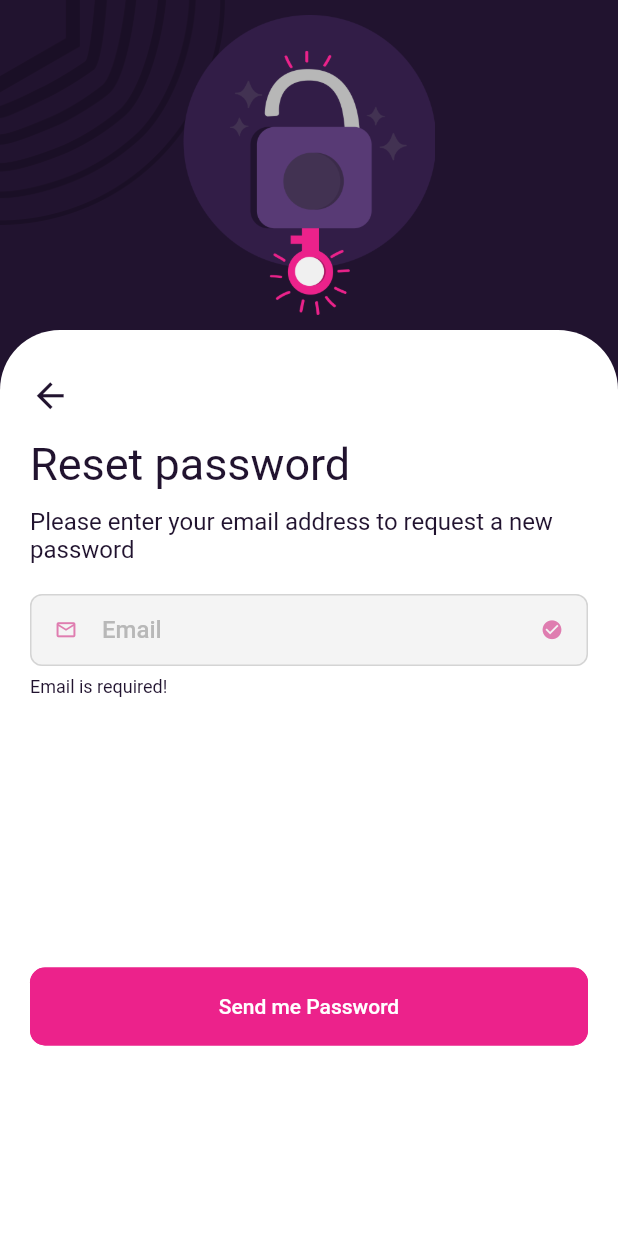
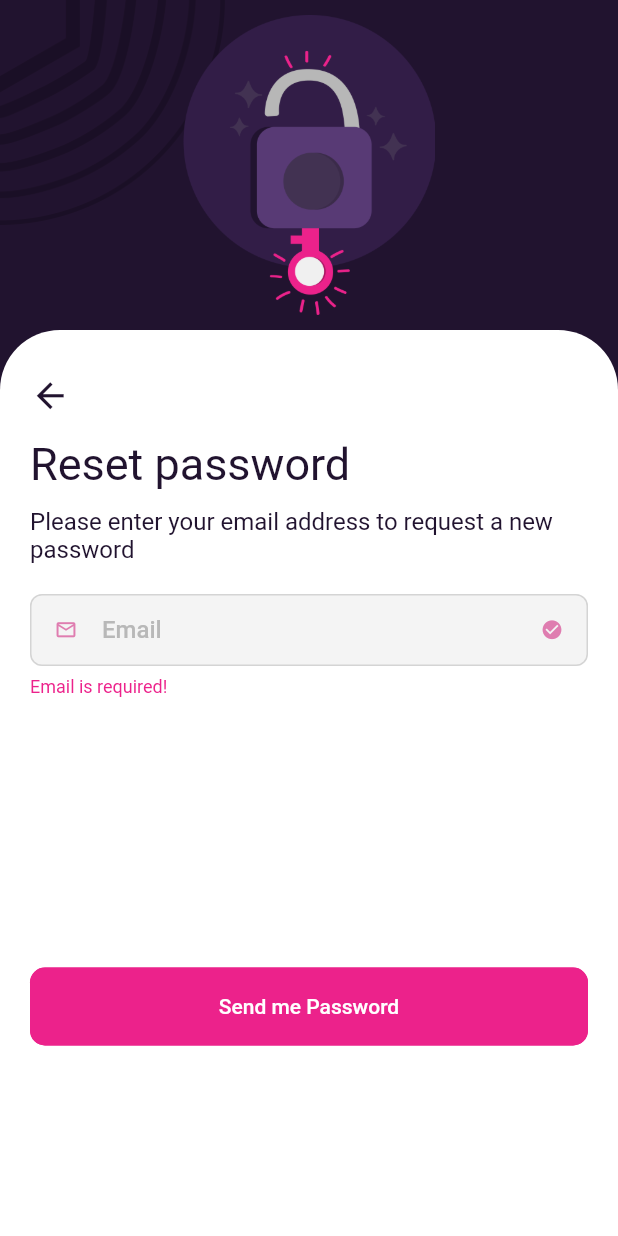
Before and after one commit to Ajaz-Agha/Sphere-vendor, a Flutter app: the ResetPasswordScreen screen opened by its route, after a tap on "Send me Password", on a phone screen of 412 x 824 dp. Run offline on Flutter 3.47's test engine with Material 2 defaults, Android fonts, the phone set to English and light mode, and no system bars; our stand-ins replace awesome_dialog, connectivity_plus, firebase_core, firebase_messaging, flutter_image_compress, flutter_local_notifications and 8 more; missing offline and left inert: flutter_google_places, google_api_headers, google_maps_webservice; accounts and stored records are empty; network calls fail; Roboto replaces fonts that are missing (Montserrat-Regular).

Commit message:
1.Resolve issues in multiple screens.

```diff
--- a/lib/controller/reset_password_screen_controller.dart
+++ b/lib/controller/reset_password_screen_controller.dart
@@ -15,37 +15,13 @@ class ResetPasswordScreenController extends GetxController{
   RxBool emailErrorVisible = RxBool(false);
   RxString emailErrorMsg = "".obs;
   FocusNode emailFocusNode = FocusNode();
-  TextEditingController firstOtpDigit = TextEditingController();
-  TextEditingController secondOtpDigit = TextEditingController();
-  TextEditingController thirdOtpDigit = TextEditingController();
-  TextEditingController fourthOtpDigit = TextEditingController();
 
-  FocusNode firstOtpFocusNode = FocusNode();
-  FocusNode secondOtpFocusNode = FocusNode();
-  FocusNode thirdOtpFocusNode = FocusNode();
-  FocusNode fourthOtpFocusNode = FocusNode();
-
-  RxBool otp1=true.obs,otp2=true.obs,otp3=true.obs,otp4=true.obs,otpWidgetVisible=false.obs,emailReadOnly=false.obs;
+  RxBool otpWidgetVisible=false.obs,emailReadOnly=false.obs;
 
   ForgotPasswordModel fPasswordModel=ForgotPasswordModel();
 
   String email='';
-
-  bool onTextChange(String value){
-    if(firstOtpDigit.text.length==1){
-      otp1.value=false;
-    }
-    if(secondOtpDigit.text.length==1){
-      otp2.value=false;
-    }
-    if(thirdOtpDigit.text.length==1){
-      otp3.value=false;
-    }
-    if(fourthOtpDigit.text.length==1){
-      otp4.value=false;
-    }
-    return false;
-  }
+  RxString otpCode=''.obs;
 
   bool emailValidation(String value) {
     if (value.trim() == "") {
@@ -65,14 +41,6 @@ class ResetPasswordScreenController extends GetxController{
   void removeAFieldsFocus() {
     if (emailFocusNode.hasFocus) {
       emailFocusNode.unfocus();
-    } else  if (firstOtpFocusNode.hasFocus) {
-      firstOtpFocusNode.unfocus();
-    } else if (secondOtpFocusNode.hasFocus) {
-      secondOtpFocusNode.unfocus();
-    } else if (thirdOtpFocusNode.hasFocus) {
-      thirdOtpFocusNode.unfocus();
-    }else if (fourthOtpFocusNode.hasFocus) {
-      fourthOtpFocusNode.unfocus();
     }
   }
   void onResetEmailTap() async{
@@ -107,11 +75,8 @@ class ResetPasswordScreenController extends GetxController{
   }
 
   Future<void> onVerify() async{
-    String otpCode='';
-    if(firstOtpDigit.text!='' && secondOtpDigit.text!='' && thirdOtpDigit.text!='' && fourthOtpDigit.text!='') {
-      otpCode = '${firstOtpDigit.text}${secondOtpDigit.text}${thirdOtpDigit
-          .text}${fourthOtpDigit.text}';
-        if (otpCode==fPasswordModel.code.toString()) {
+    if(otpCode.value!='') {
+        if (otpCode.value==fPasswordModel.code.toString()) {
           CustomDialogs().showMessageDialog(
             title: "Success",
             description: "Verified Successfully!",
@@ -119,14 +84,6 @@ class ResetPasswordScreenController extends GetxController{
             onOkBtnPressed: () => Get.offNamed(kChangePasswordScreen, arguments: fPasswordModel.email),
           );
         } else {
-          firstOtpDigit.clear();
-          secondOtpDigit.clear();
-          thirdOtpDigit.clear();
-          fourthOtpDigit.clear();
-          otp1.value = true;
-          otp2.value = true;
-          otp3.value = true;
-          otp4.value = true;
           CustomDialogs().showMessageDialog(
               title: "Alert",
               description: 'Invalid Code!',
--- a/lib/controller/vendor_home_screen_controller.dart
+++ b/lib/controller/vendor_home_screen_controller.dart
@@ -6,6 +6,7 @@ import 'package:sphere_vendor/utils/app_constants.dart';
 import 'package:sphere_vendor/web_services/promo_service.dart';
 import '../model/category_model.dart';
 import '../model/user_login_model.dart';
+import '../utils/common_code.dart';
 import '../utils/user_session_management.dart';
 import '../web_services/general_service.dart';
 
@@ -38,6 +39,7 @@ class VendorHomeScreenController extends GetxController{
   }
 
   Future<void> getCategory() async{
+    if(await CommonCode().checkInternetAccess()) {
       dynamic response=await GeneralService().getCategory();
       if(response is List<CategoryModel>){
         items.clear();
@@ -48,6 +50,10 @@ class VendorHomeScreenController extends GetxController{
         }
         getPromo();
       }
+    }else{
+      getUserFromSession();
+    }
+
   }
 
   Future<void> getPromo() async{
--- a/lib/screens/auth/change_password_screen.dart
+++ b/lib/screens/auth/change_password_screen.dart
@@ -81,7 +81,7 @@ class ChangePasswordScreen extends GetView<ChangePasswordScreenController>{
                 visible: controller.passwordErrorMsgVisibility.value,
                 child: Padding(
                   padding: const EdgeInsets.only(top: 3,bottom: 10),
-                  child: Text(controller.passwordTFErrorMsg.value,style: heading1(color: AppColors.primary,fontSize: 12),),
+                  child: Text(controller.passwordTFErrorMsg.value,style: heading1(color: AppColors.darkPink,fontSize: 12),),
                 ),
               ),
             ),
@@ -106,7 +106,7 @@ class ChangePasswordScreen extends GetView<ChangePasswordScreenController>{
                 visible: controller.confirmPasswordErrorMsgVisibility.value,
                 child: Padding(
                   padding: const EdgeInsets.only(top: 3,bottom: 20),
-                  child: Text(controller.confirmPasswordTFErrorMsg.value,style: heading1(color: AppColors.primary,fontSize: 12),),
+                  child: Text(controller.confirmPasswordTFErrorMsg.value,style: heading1(color: AppColors.darkPink,fontSize: 12),),
                 ),
               ),
             ),
--- a/lib/screens/auth/email_verification_screen.dart
+++ b/lib/screens/auth/email_verification_screen.dart
@@ -99,7 +99,7 @@ class EmailVerificationScreen extends GetView<EmailVerificationScreenController>
       //runs when a code is typed in
       onCodeChanged: (String code) {
       },
-      //runs when every textfield is filled
+      //runs when every text-field is filled
       onSubmit: (String verificationCode){
         controller.otpCode.value=verificationCode;
       }, // end onSubmit
--- a/lib/screens/auth/login_screen.dart
+++ b/lib/screens/auth/login_screen.dart
@@ -79,7 +79,7 @@ class LoginScreen extends GetView<LoginScreenController>{
                 visible: controller.emailErrorVisible.value,
                 child: Padding(
                   padding: const EdgeInsets.only(top: 3,bottom: 10),
-                  child: Text(controller.emailErrorMsg.value,style: heading1(color: AppColors.primary,fontSize: 12),),
+                  child: Text(controller.emailErrorMsg.value,style: heading1(color: AppColors.darkPink,fontSize: 12),),
                 ),
               ),
             ),
@@ -105,7 +105,7 @@ class LoginScreen extends GetView<LoginScreenController>{
                 visible: controller.passwordErrorVisible.value,
                 child: Padding(
                   padding: const EdgeInsets.only(top: 3,bottom: 10),
-                  child: Text(controller.passwordErrorMsg.value,style: heading1(color: AppColors.primary,fontSize: 12),),
+                  child: Text(controller.passwordErrorMsg.value,style: heading1(color: AppColors.darkPink,fontSize: 12),),
                 ),
               ),
             ),           Padding(
--- a/lib/screens/auth/reset_password_screen.dart
+++ b/lib/screens/auth/reset_password_screen.dart
@@ -1,5 +1,6 @@
 import 'package:flutter/material.dart';
 import 'package:flutter/src/widgets/framework.dart';
+import 'package:flutter_otp_text_field/flutter_otp_text_field.dart';
 import 'package:get/get.dart';
 
 import '../../controller/reset_password_screen_controller.dart';
@@ -48,14 +49,14 @@ Widget _getBody({required String heading, required String description}){
                 readOnly: controller.emailReadOnly.value,
                   onChanged: controller.emailValidation,
                   controller: controller.emailTEController,
-                  hintText: "Email",prefexIcon: Icon(Icons.mail_outline,size: 15,color:AppColors.lightPink,),color: AppColors.lightPink,suffixIcon: Icon(Icons.check_circle,color: AppColors.lightPink,size: 15,)),
+                  hintText: "Email",prefexIcon: Icon(Icons.mail_outline,size: 15,color:AppColors.lightPink,),color: AppColors.lightPink,suffixIcon: Icon(Icons.check_circle,color: controller.emailErrorVisible.value?AppColors.lightPink:AppColors.darkPink,size: 15,)),
             ),
             Obx(
                   ()=> Visibility(
                 visible: controller.emailErrorVisible.value,
                 child: Padding(
                   padding: const EdgeInsets.only(top: 3,bottom: 10),
-                  child: Text(controller.emailErrorMsg.value,style: heading1(color: AppColors.primary,fontSize: 12),),
+                  child: Text(controller.emailErrorMsg.value,style: heading1(color: AppColors.darkPink,fontSize: 12),),
                 ),
               ),
             ),
@@ -83,59 +84,21 @@ Widget _getBody({required String heading, required String description}){
 }
 
   Widget otpCodeWidget(){
-    return Row(
-      mainAxisAlignment: MainAxisAlignment.spaceAround,
-      children: [
-        SizedBox(
-            height: 50,
-            width: 50,
-            child: Obx(
-                  ()=>customTextField(
-                  onChanged: controller.onTextChange,
-                  keyBoardType: TextInputType.number,
-                  controller: controller.firstOtpDigit,
-                  enabled: controller.otp1.value
-              ),
-            )
-        ),
-        SizedBox(
-            height: 50,
-            width: 50,
-            child: Obx(
-                  ()=> customTextField(
-                onChanged: controller.onTextChange,
-                controller: controller.secondOtpDigit,
-                enabled: controller.otp2.value,
-                keyBoardType: TextInputType.number,
-
-              ),
-            )
-        ),
-        SizedBox(
-            height: 50,
-            width: 50,
-            child: Obx(
-                  ()=> customTextField(
-                  onChanged: controller.onTextChange,
-                  keyBoardType: TextInputType.number,
-                  controller: controller.thirdOtpDigit,
-                  enabled: controller.otp3.value
-              ),
-            )
-        ),
-        SizedBox(
-            height: 50,
-            width: 50,
-            child: Obx(
-                  ()=> customTextField(
-                  onChanged: controller.onTextChange,
-                  keyBoardType: TextInputType.number,
-                  controller: controller.fourthOtpDigit,
-                  enabled: controller.otp4.value
-              ),
-            )
-        ),
-      ],
+    return OtpTextField(
+      fieldWidth: 62,
+      numberOfFields: 4,
+      focusedBorderColor: AppColors.darkPink,
+      fillColor: AppColors.borderColor,
+      borderColor: AppColors.darkPink,
+      //set to true to show as box or false to show as dash
+      showFieldAsBox: true,
+      //runs when a code is typed in
+      onCodeChanged: (String code) {
+      },
+      //runs when every textfield is filled
+      onSubmit: (String verificationCode){
+        controller.otpCode.value=verificationCode;
+      }, // end onSubmit
     );
   }
 }
--- a/lib/screens/auth/signup_screen.dart
+++ b/lib/screens/auth/signup_screen.dart
@@ -69,7 +69,7 @@ class SignupScreen extends GetView<SignUpScreenController>{
                 visible: controller.emailErrorMsgVisibility.value,
                 child: Padding(
                   padding: const EdgeInsets.only(top: 3,bottom: 10),
-                  child: Text(controller.emailTFErrorMsg.value,style: heading1(color: AppColors.primary,fontSize: 12),),
+                  child: Text(controller.emailTFErrorMsg.value,style: heading1(color: AppColors.darkPink,fontSize: 12),),
                 ),
               ),
             ),
@@ -95,7 +95,7 @@ class SignupScreen extends GetView<SignUpScreenController>{
                 visible: controller.passwordErrorMsgVisibility.value,
                 child: Padding(
                   padding: const EdgeInsets.only(top: 3,bottom: 10),
-                  child: Text(controller.passwordTFErrorMsg.value,style: heading1(color: AppColors.primary,fontSize: 12),),
+                  child: Text(controller.passwordTFErrorMsg.value,style: heading1(color: AppColors.darkPink,fontSize: 12),),
                 ),
               ),
             ),
@@ -120,7 +120,7 @@ class SignupScreen extends GetView<SignUpScreenController>{
                 visible: controller.confirmPasswordErrorMsgVisibility.value,
                 child: Padding(
                   padding: const EdgeInsets.only(top: 3,bottom: 20),
-                  child: Text(controller.confirmPasswordTFErrorMsg.value,style: heading1(color: AppColors.primary,fontSize: 12),),
+                  child: Text(controller.confirmPasswordTFErrorMsg.value,style: heading1(color: AppColors.darkPink,fontSize: 12),),
                 ),
               ),
             ),
--- a/lib/screens/home/vendor_home_screen.dart
+++ b/lib/screens/home/vendor_home_screen.dart
@@ -44,7 +44,8 @@ class VendorHomeScreen extends GetView<VendorHomeScreenController>{
                         decoration: BoxDecoration(
                             image: DecorationImage(image: controller.userFromService.value.coverImageUrl!=''?NetworkImage(controller.userFromService.value.coverImageUrl):controller.userLoginModel.value.userDetailModel.coverImageUrl!=''?NetworkImage(controller.userLoginModel.value.userDetailModel.coverImageUrl):AssetImage(Img.get('sphere_logo.png')) as ImageProvider,fit:
                             controller.userFromService.value.coverImageUrl==''&&controller.userLoginModel.value.userDetailModel.coverImageUrl==''
-                            ?BoxFit.contain:BoxFit.cover),
+                            ?BoxFit.contain:BoxFit.cover,
+                            ),
                             borderRadius: const BorderRadius.only(bottomRight: Radius.circular(20),bottomLeft: Radius.circular(20))
                         ),
                         padding: const EdgeInsets.all(20),
```
Also changed, not shown: lib/controller/update_password_screen_controller.dart (+11 -27 lines), lib/controller/vendor_profile_screen_controller.dart (+18 -3 lines), lib/screens/custom_widget/custom_navigation_drawer.dart (+7 -1 lines), lib/screens/notification/notification_screen.dart (+10 -1 lines), lib/screens/profile/vendor_profile_screen.dart (+11 -11 lines), lib/screens/update_password/update_password_screen.dart (+3 -18 lines). Lines whose indentation alone changed are shown as unchanged.
